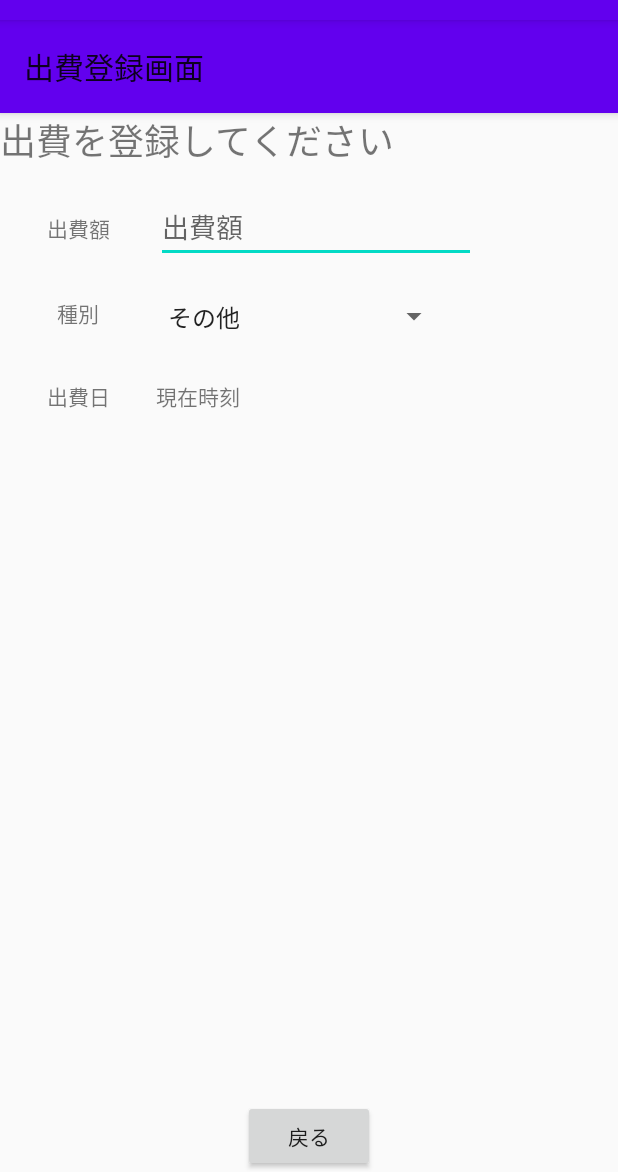
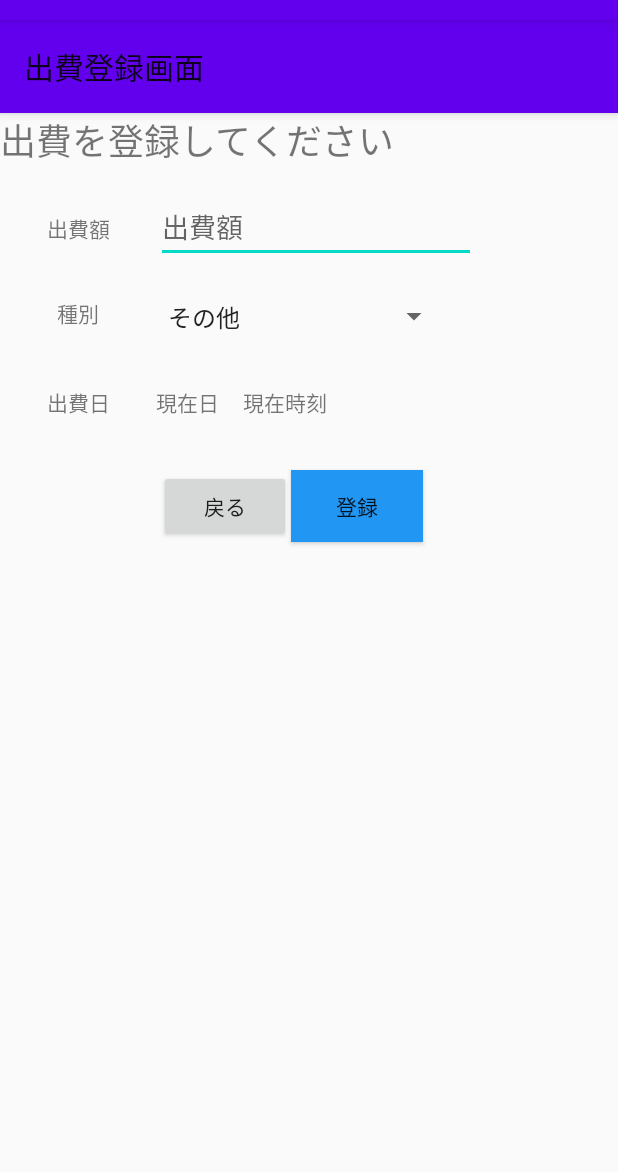
Before and after one commit to cre-pome/SpendReport, an Android app: the SpendAddActivity screen opened directly, with no data from a screen before it, on a phone screen of 412 x 824 dp, the part 64-1236 px from its top. Run offline under Robolectric (Android 15) with nearby library versions, the phone set to English and light mode, and no system bars.

Commit message:
決定ボタンと日付変更欄を追加

```diff
--- a/SpendingReport/app/src/main/res/layout/activity_spend_add.xml
+++ b/SpendingReport/app/src/main/res/layout/activity_spend_add.xml
@@ -27,16 +27,6 @@
             android:textAppearance="@style/TextAppearance.Widget.AppCompat.Toolbar.Title" />
 
     </com.google.android.material.appbar.AppBarLayout>
-
-    <Button
-        android:id="@+id/backButton"
-        android:layout_width="wrap_content"
-        android:layout_height="wrap_content"
-        android:onClick="onButtonTapped"
-        android:text="@string/back"
-        app:layout_constraintBottom_toBottomOf="parent"
-        app:layout_constraintEnd_toEndOf="parent"
-        app:layout_constraintStart_toStartOf="parent" />
 
     <TextView
         android:id="@+id/textView3"
@@ -98,7 +88,7 @@
         android:layout_width="wrap_content"
         android:layout_height="wrap_content"
         android:text="@string/spend_date_title"
-        app:layout_constraintBaseline_toBaselineOf="@+id/timeSetText"
+        app:layout_constraintBaseline_toBaselineOf="@+id/dateSetText"
         app:layout_constraintEnd_toStartOf="@+id/guideline"
         app:layout_constraintStart_toStartOf="parent" />
 
@@ -106,9 +96,41 @@
         android:id="@+id/timeSetText"
         android:layout_width="wrap_content"
         android:layout_height="wrap_content"
-        android:layout_marginTop="32dp"
+        android:layout_marginStart="16dp"
+        android:layout_marginLeft="16dp"
+        android:text="@string/spend_time_hint"
+        app:layout_constraintBaseline_toBaselineOf="@+id/dateSetText"
+        app:layout_constraintStart_toEndOf="@+id/dateSetText" />
+
+    <TextView
+        android:id="@+id/dateSetText"
+        android:layout_width="wrap_content"
+        android:layout_height="wrap_content"
+        android:layout_marginTop="36dp"
         android:text="@string/spend_date_hint"
         app:layout_constraintStart_toStartOf="@+id/guideline"
         app:layout_constraintTop_toBottomOf="@+id/spinner" />
 
+    <Button
+        android:id="@+id/button"
+        android:layout_width="wrap_content"
+        android:layout_height="wrap_content"
+        android:layout_marginTop="300dp"
+        android:layout_marginEnd="130dp"
+        android:layout_marginRight="130dp"
+        android:background="#2196F3"
+        android:text="@string/insert"
+        app:layout_constraintEnd_toEndOf="parent"
+        app:layout_constraintTop_toTopOf="parent" />
+
+    <Button
+        android:id="@+id/backButton"
+        android:layout_width="wrap_content"
+        android:layout_height="wrap_content"
+        android:layout_marginTop="300dp"
+        android:onClick="onButtonTapped"
+        android:text="@string/back"
+        app:layout_constraintEnd_toStartOf="@+id/button"
+        app:layout_constraintTop_toTopOf="parent" />
+
 </androidx.constraintlayout.widget.ConstraintLayout>
--- a/SpendingReport/app/src/main/res/values/strings.xml
+++ b/SpendingReport/app/src/main/res/values/strings.xml
@@ -4,13 +4,15 @@
     <string name="tab_spend_history">出費履歴</string>
     <string name="button_spend_insert">出費登録</string>
     <string name="back">戻る</string>
+    <string name="insert">登録</string>
     <string name="spend_insert_activity">出費登録画面</string>
     <string name="spend_insert_title">出費を登録してください</string>
     <string name="spend_value_title">出費額</string>
     <string name="spend_kind_title">種別</string>
     <string name="spend_value_hint">0円</string>
     <string name="spend_date_title">出費日</string>
-    <string name="spend_date_hint">現在時刻</string>
+    <string name="spend_date_hint">現在日</string>
+    <string name="spend_time_hint">現在時刻</string>
 
     <string-array name="kinds_array">
         <item>食費</item>
```
